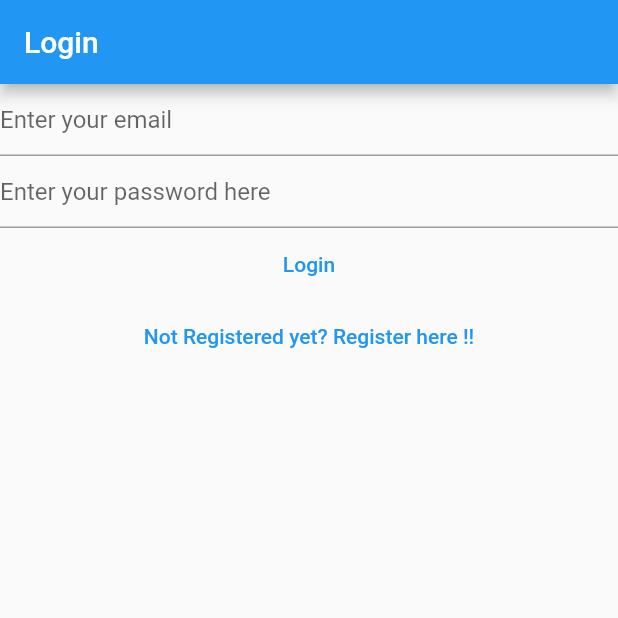
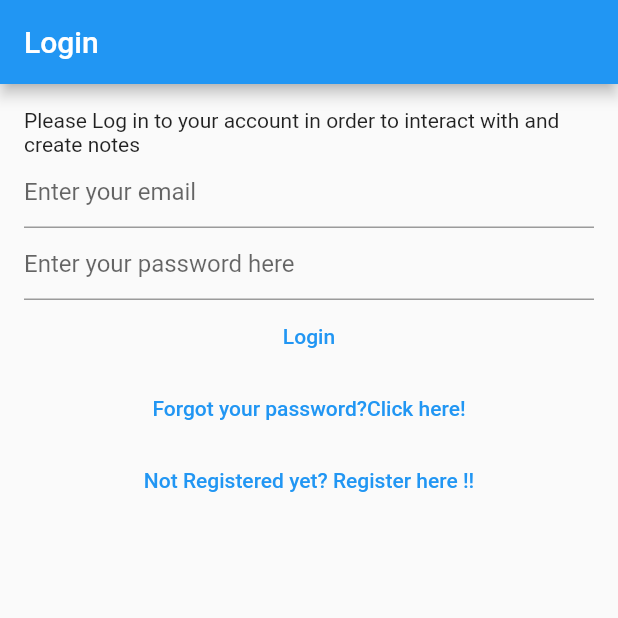
Before and after one commit to aditya-nahak/mynotes, a Flutter app: the screen it shows after launch, on a phone screen of 412 x 824 dp, the top half of it. Run offline on Flutter 3.47's test engine with Material 2 defaults, Android fonts, the phone set to English and light mode, and no system bars; our stand-ins replace bloc, cloud_firestore, equatable, firebase_auth, firebase_core, flutter_bloc and 1 more; accounts and stored records are empty.

Commit message:
update 3

```diff
--- a/lib/main.dart
+++ b/lib/main.dart
@@ -6,6 +6,7 @@ import 'package:mynotes/services/auth/bloc/auth_event.dart';
 import 'package:mynotes/services/auth/bloc/auth_state.dart';
 import 'package:mynotes/services/auth/firebase_auth_provider.dart';
 import 'package:mynotes/views/email_verify_view.dart';
+import 'package:mynotes/views/forgot_password_view.dart';
 import 'package:mynotes/views/login_view.dart';
 import 'package:mynotes/views/notes/create_update_note_view.dart';
 import 'package:mynotes/views/notes/notes_view.dart';
@@ -60,6 +61,8 @@ class HomePage extends StatelessWidget {
           return const EmailVerifyView();
         } else if (state is AuthStateLoggedOut) {
           return const LoginView();
+        } else if (state is AuthStateForgotPassword) {
+          return const FogotPasswordView();
         } else if (state is AuthStateRegistering) {
           return const RegisterView();
         } else {
--- a/lib/services/auth/auth_provider.dart
+++ b/lib/services/auth/auth_provider.dart
@@ -13,4 +13,5 @@ abstract class AuthProvider {
   });
   Future<void> logOut();
   Future<void> sendEmailVerification();
+  Future<void> sendPasswordReset({required String toEmail});
 }
--- a/lib/services/auth/auth_service.dart
+++ b/lib/services/auth/auth_service.dart
@@ -39,4 +39,8 @@ class AuthService implements AuthProvider {
 
   @override
   Future<void> initialize() => provider.initialize();
+
+  @override
+  Future<void> sendPasswordReset({required String toEmail}) =>
+      provider.sendPasswordReset(toEmail: toEmail);
 }
--- a/lib/services/auth/bloc/auth_event.dart
+++ b/lib/services/auth/bloc/auth_event.dart
@@ -29,6 +29,12 @@ class AuthEventShouldRegister extends AuthEvent {
   const AuthEventShouldRegister();
 }
 
+class AuthEventForgotPassword extends AuthEvent {
+  final String? email;
+
+  const AuthEventForgotPassword({this.email});
+}
+
 class AuthEventLogout extends AuthEvent {
   const AuthEventLogout();
 }
--- a/lib/services/auth/bloc/auth_state.dart
+++ b/lib/services/auth/bloc/auth_state.dart
@@ -25,6 +25,17 @@ class AuthStateRegistering extends AuthState {
   const AuthStateRegistering({
     required this.exception,
     required isLoading,
+  }) : super(isLoading: isLoading);
+}
+
+class AuthStateForgotPassword extends AuthState {
+  final Exception? exception;
+  final bool hasSentEmail;
+
+  AuthStateForgotPassword({
+    required this.exception,
+    required this.hasSentEmail,
+    required bool isLoading,
   }) : super(isLoading: isLoading);
 }
 
--- /dev/null
+++ b/lib/utilities/dialogs/password_reset_email_sent_dialog.dart
@@ -0,0 +1,14 @@
+import 'package:flutter/cupertino.dart';
+import 'package:mynotes/utilities/dialogs/generic_dialog.dart';
+
+Future<void> showPasswordResetSentDialog(BuildContext context) {
+  return showGenericDialog<void>(
+    context: context,
+    title: 'Password Reset',
+    content:
+        'We have sent you a password reset link. Please check your email for more information.',
+    optionBuilder: () => {
+      'OK': null,
+    },
+  );
+}
--- a/lib/views/login_view.dart
+++ b/lib/views/login_view.dart
@@ -42,7 +42,8 @@ class _LoginViewState extends State<LoginView> {
       listener: (context, state) async {
         if (state is AuthStateLoggedOut) {
           if (state.exception is UserNotFoundAuthException) {
-            await showErrorDialog(context, 'User Not Found');
+            await showErrorDialog(
+                context, 'Cannot find a user with the entered credentials!');
           } else if (state.exception is WrongPasswordAuthException) {
             await showErrorDialog(context, 'Wrong Credentials');
           } else if (state.exception is GenericAuthException) {
@@ -54,8 +55,13 @@ class _LoginViewState extends State<LoginView> {
         appBar: AppBar(
           title: Text('Login'),
         ),
-        body: Column(
+        body: Padding(
+          padding: const EdgeInsets.all(16.0),
+          child: Column(
             children: [
+              const Text(
+                'Please Log in to your account in order to interact with and create notes',
+              ),
               TextField(
                 controller: _email,
                 enableSuggestions: false,
@@ -125,7 +131,16 @@ class _LoginViewState extends State<LoginView> {
               ),
               TextButton(
                   onPressed: () {
-                  context.read<AuthBloc>().add(const AuthEventShouldRegister());
+                    context
+                        .read<AuthBloc>()
+                        .add(const AuthEventForgotPassword());
+                  },
+                  child: const Text('Forgot your password?Click here!')),
+              TextButton(
+                  onPressed: () {
+                    context
+                        .read<AuthBloc>()
+                        .add(const AuthEventShouldRegister());
 
                     // Navigator.of(context).pushNamedAndRemoveUntil(
                     //   registerRoute,
@@ -136,6 +151,7 @@ class _LoginViewState extends State<LoginView> {
             ],
           ),
         ),
+      ),
     );
   }
 }
```
Also changed, not shown: lib/services/auth/bloc/auth_bloc.dart (+46 -0 lines), lib/services/auth/firebase_auth_provider.dart (+18 -0 lines), lib/views/forgot_password_view.dart (added, +89 -0 lines), lib/views/register_view.dart (+13 -1 lines), pubspec.lock, 1 other file. Lines whose indentation alone changed are shown as unchanged.
